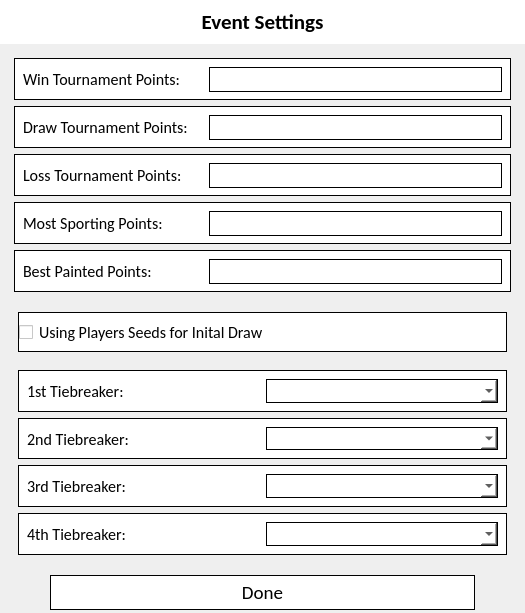
Old version of the form forms/eventsettings.ui in the repository WatkingStudio/Tournament-Creator.
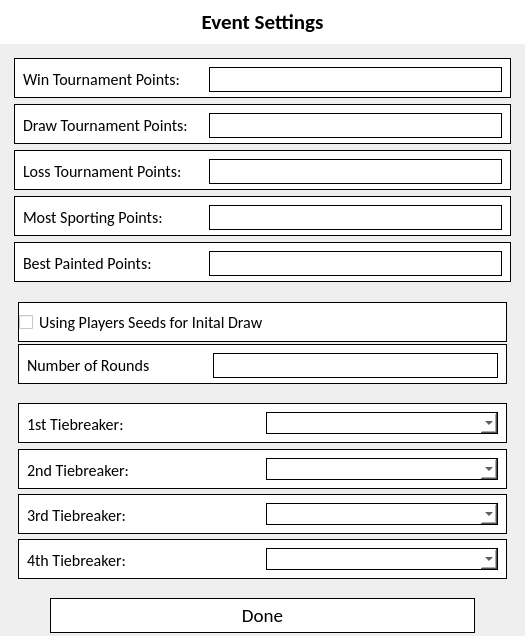
New version of the form. Icons and pictures are not drawn.

Diff of the .ui file:
```diff
--- a/forms/eventsettings.ui
+++ b/forms/eventsettings.ui
@@ -7,7 +7,7 @@
     <x>0</x>
     <y>0</y>
     <width>525</width>
-    <height>613</height>
+    <height>636</height>
    </rect>
   </property>
   <property name="windowTitle">
@@ -368,7 +368,7 @@
         <property name="minimumSize">
          <size>
           <width>310</width>
-          <height>50</height>
+          <height>95</height>
          </size>
         </property>
         <layout class="QVBoxLayout" name="verticalLayout_4">
@@ -397,6 +397,59 @@
            </property>
           </widget>
          </item>
+         <item>
+          <widget class="QWidget" name="numberOfRoundsWidget" native="true">
+           <property name="minimumSize">
+            <size>
+             <width>300</width>
+             <height>40</height>
+            </size>
+           </property>
+           <property name="styleSheet">
+            <string notr="true">border: 1px solid; background:white;</string>
+           </property>
+           <layout class="QHBoxLayout" name="horizontalLayout_12">
+            <item>
+             <widget class="QLabel" name="numberOfRoundsLabel">
+              <property name="minimumSize">
+               <size>
+                <width>180</width>
+                <height>25</height>
+               </size>
+              </property>
+              <property name="font">
+               <font>
+                <family>Calibri</family>
+                <pointsize>12</pointsize>
+               </font>
+              </property>
+              <property name="styleSheet">
+               <string notr="true">border:none;</string>
+              </property>
+              <property name="text">
+               <string>Number of Rounds</string>
+              </property>
+             </widget>
+            </item>
+            <item>
+             <widget class="QLineEdit" name="numberOfRoundsLineEdit">
+              <property name="minimumSize">
+               <size>
+                <width>100</width>
+                <height>25</height>
+               </size>
+              </property>
+              <property name="font">
+               <font>
+                <family>Calibri</family>
+                <pointsize>12</pointsize>
+               </font>
+              </property>
+             </widget>
+            </item>
+           </layout>
+          </widget>
+         </item>
         </layout>
        </widget>
       </item>
```
Left out of the diff: 2 changed lines with no effect on the pictures.
